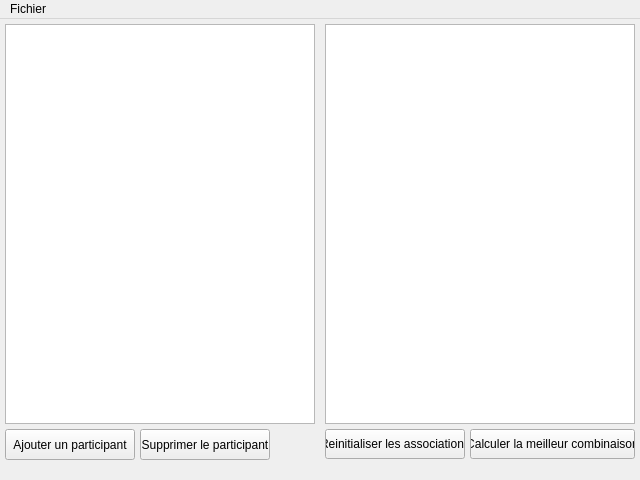
stanfear/SAOCE, file SAOCE/mainwindow.ui: the form before one commit.
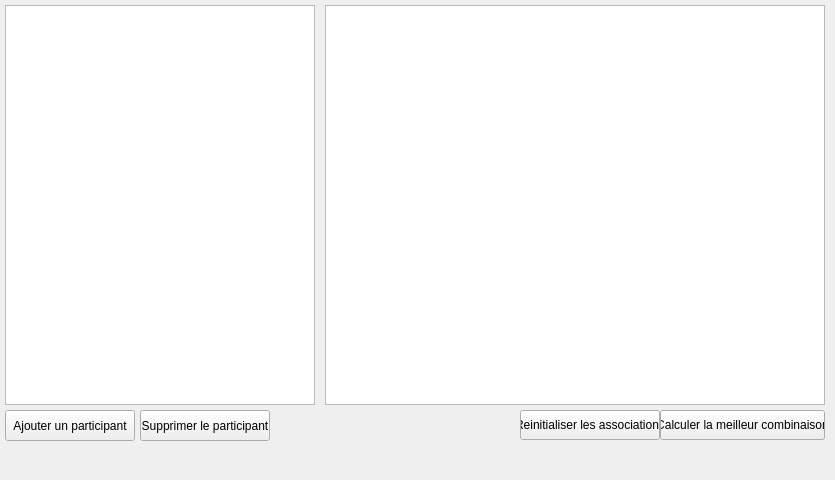
The form after the commit.

```diff
--- a/SAOCE/mainwindow.ui
+++ b/SAOCE/mainwindow.ui
@@ -6,7 +6,7 @@
    <rect>
     <x>0</x>
     <y>0</y>
-    <width>640</width>
+    <width>835</width>
     <height>480</height>
    </rect>
   </property>
@@ -29,10 +29,13 @@
      <rect>
       <x>325</x>
       <y>5</y>
-      <width>310</width>
+      <width>500</width>
       <height>400</height>
      </rect>
     </property>
+    <property name="sortingEnabled">
+     <bool>true</bool>
+    </property>
    </widget>
    <widget class="QPushButton" name="AddParticipant">
     <property name="geometry">
@@ -50,7 +53,7 @@
    <widget class="QPushButton" name="ResetAssociations">
     <property name="geometry">
      <rect>
-      <x>325</x>
+      <x>520</x>
       <y>410</y>
       <width>140</width>
       <height>30</height>
@@ -63,7 +66,7 @@
    <widget class="QPushButton" name="ComputeAssociations">
     <property name="geometry">
      <rect>
-      <x>470</x>
+      <x>660</x>
       <y>410</y>
       <width>165</width>
       <height>30</height>
@@ -87,27 +90,6 @@
     </property>
    </widget>
   </widget>
-  <widget class="QMenuBar" name="menuBar">
-   <property name="geometry">
-    <rect>
-     <x>0</x>
-     <y>0</y>
-     <width>640</width>
-     <height>21</height>
-    </rect>
-   </property>
-   <widget class="QMenu" name="menuFichier">
-    <property name="title">
-     <string>Fichier</string>
-    </property>
-    <addaction name="actionNouveau"/>
-    <addaction name="actionOuvrir"/>
-    <addaction name="actionSauvegarder"/>
-    <addaction name="separator"/>
-    <addaction name="actionQuitter"/>
-   </widget>
-   <addaction name="menuFichier"/>
-  </widget>
   <action name="actionNouveau">
    <property name="text">
     <string>Nouveau</string>
```
